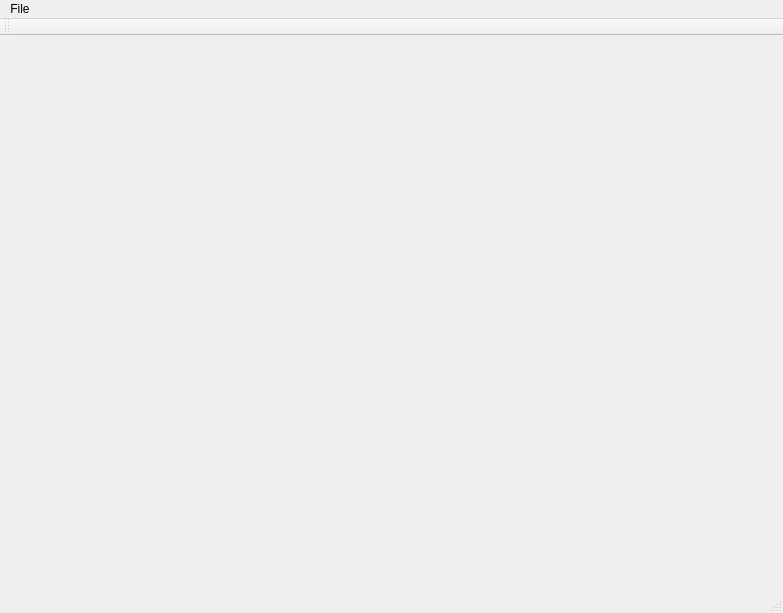
This is tools/modelviewer/ui/MainWindow.ui in AeonGames/AeonEngine as Qt 5 draws it before an edit. The edited form follows.
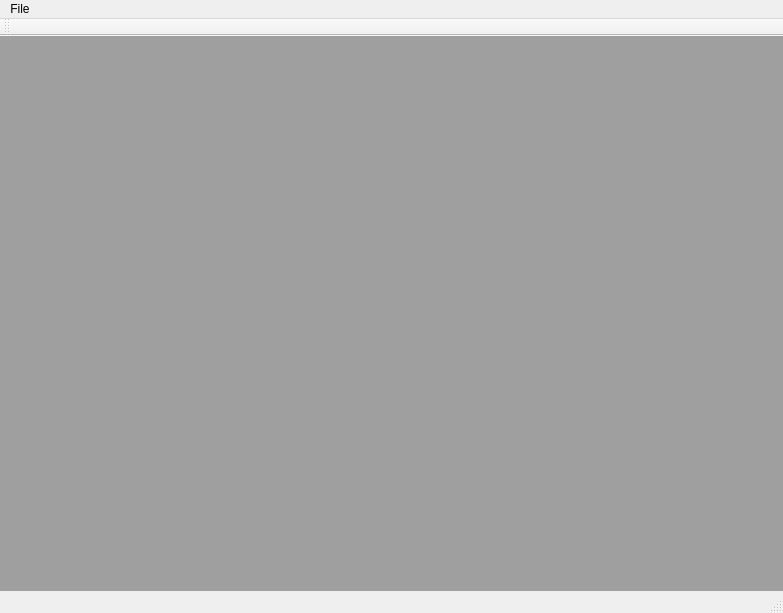
This is the edited form.

Commit message:
Changed Modelviewer to use multiple windows.
This work goes towards building a model/shader editor.

Diff of the .ui file:
```diff
--- a/tools/modelviewer/ui/MainWindow.ui
+++ b/tools/modelviewer/ui/MainWindow.ui
@@ -30,6 +30,9 @@
     <property name="bottomMargin">
      <number>0</number>
     </property>
+    <item>
+     <widget class="QMdiArea" name="mdiArea"/>
+    </item>
    </layout>
   </widget>
   <widget class="QMenuBar" name="menubar">
```
Left out of the diff: 2 changed lines with no effect on the pictures. The commit also changes 5 other files.
